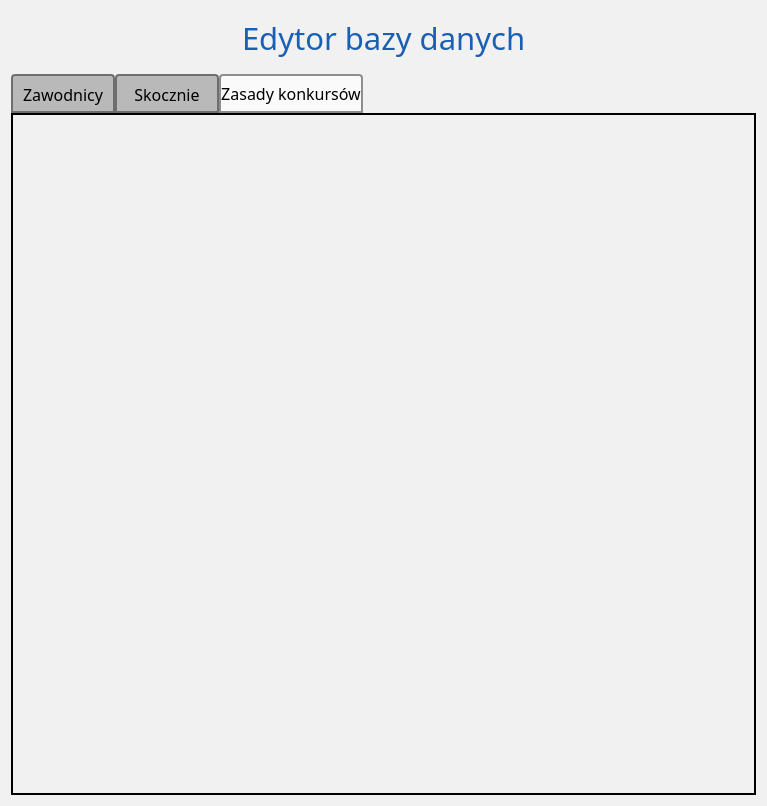
Qt form source/UI/DatabaseEditor/DatabaseEditorWindow.ui (SiekamCebule/sj-sim) before a commit.
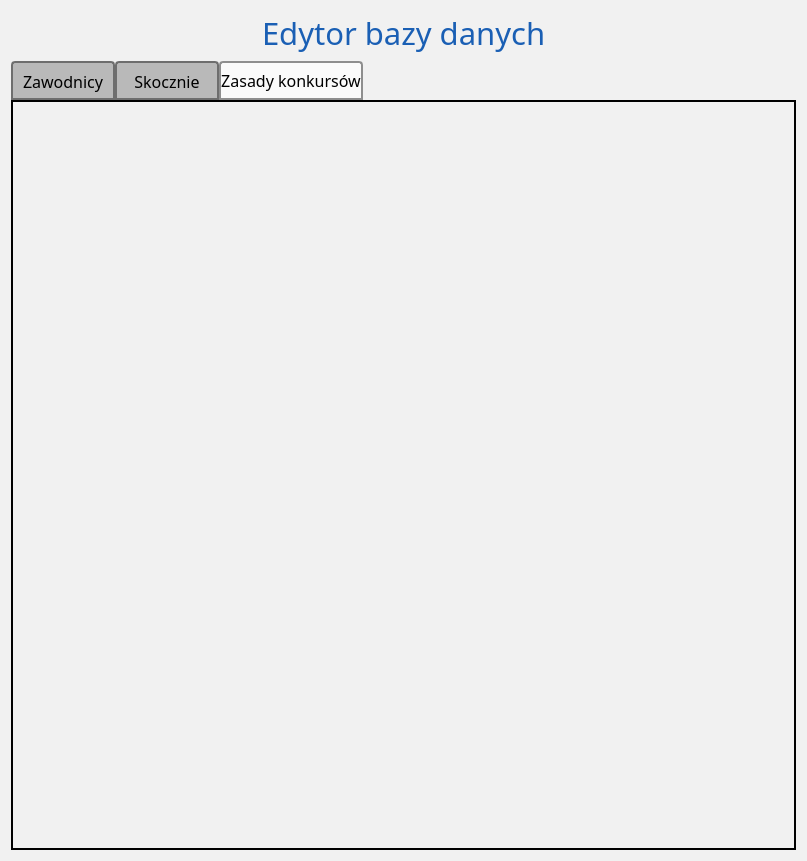
The same form after that commit. The open tabs and pages were chosen to show the change.

```diff
--- a/source/UI/DatabaseEditor/DatabaseEditorWindow.ui
+++ b/source/UI/DatabaseEditor/DatabaseEditorWindow.ui
@@ -6,12 +6,12 @@
    <rect>
     <x>0</x>
     <y>0</y>
-    <width>767</width>
-    <height>806</height>
+    <width>803</width>
+    <height>861</height>
    </rect>
   </property>
   <property name="sizePolicy">
-   <sizepolicy hsizetype="Maximum" vsizetype="Maximum">
+   <sizepolicy hsizetype="Expanding" vsizetype="Expanding">
     <horstretch>0</horstretch>
     <verstretch>0</verstretch>
    </sizepolicy>
@@ -22,23 +22,7 @@
   <property name="styleSheet">
    <string notr="true">background-color: rgb(241, 241, 241);</string>
   </property>
-  <layout class="QVBoxLayout" name="verticalLayout">
-   <item>
-    <spacer name="verticalSpacer_titleTop">
-     <property name="orientation">
-      <enum>Qt::Vertical</enum>
-     </property>
-     <property name="sizeType">
-      <enum>QSizePolicy::Maximum</enum>
-     </property>
-     <property name="sizeHint" stdset="0">
-      <size>
-       <width>20</width>
-       <height>5</height>
-      </size>
-     </property>
-    </spacer>
-   </item>
+  <layout class="QVBoxLayout" name="verticalLayout" stretch="0,100">
    <item>
     <layout class="QHBoxLayout" name="horizontalLayout_title">
      <item>
@@ -94,30 +78,20 @@
      </item>
     </layout>
    </item>
-   <item>
-    <spacer name="verticalSpacer_titleBottom">
-     <property name="orientation">
-      <enum>Qt::Vertical</enum>
-     </property>
-     <property name="sizeType">
-      <enum>QSizePolicy::Maximum</enum>
-     </property>
-     <property name="sizeHint" stdset="0">
-      <size>
-       <width>20</width>
-       <height>8</height>
-      </size>
-     </property>
-    </spacer>
-   </item>
    <item>
     <widget class="QTabWidget" name="tabWidget_main">
      <property name="sizePolicy">
-      <sizepolicy hsizetype="Expanding" vsizetype="Minimum">
+      <sizepolicy hsizetype="Minimum" vsizetype="Minimum">
        <horstretch>0</horstretch>
        <verstretch>0</verstretch>
       </sizepolicy>
      </property>
+     <property name="minimumSize">
+      <size>
+       <width>785</width>
+       <height>750</height>
+      </size>
+     </property>
      <property name="font">
       <font>
        <family>Ubuntu Light</family>
@@ -213,6 +187,12 @@
       </layout>
      </widget>
      <widget class="QWidget" name="tab_competitionRules">
+      <property name="sizePolicy">
+       <sizepolicy hsizetype="Minimum" vsizetype="Minimum">
+        <horstretch>0</horstretch>
+        <verstretch>0</verstretch>
+       </sizepolicy>
+      </property>
       <attribute name="title">
        <string>Zasady konkursów</string>
       </attribute>
@@ -220,19 +200,6 @@
        <item>
         <layout class="QVBoxLayout" name="verticalLayout_competitionRulesList"/>
        </item>
-       <item>
-        <spacer name="horizontalSpacer_6">
-         <property name="orientation">
-          <enum>Qt::Horizontal</enum>
-         </property>
-         <property name="sizeHint" stdset="0">
-          <size>
-           <width>40</width>
-           <height>20</height>
-          </size>
-         </property>
-        </spacer>
-       </item>
       </layout>
      </widget>
     </widget>
```
Left out of the diff: 14 changed lines with no effect on the pictures.
